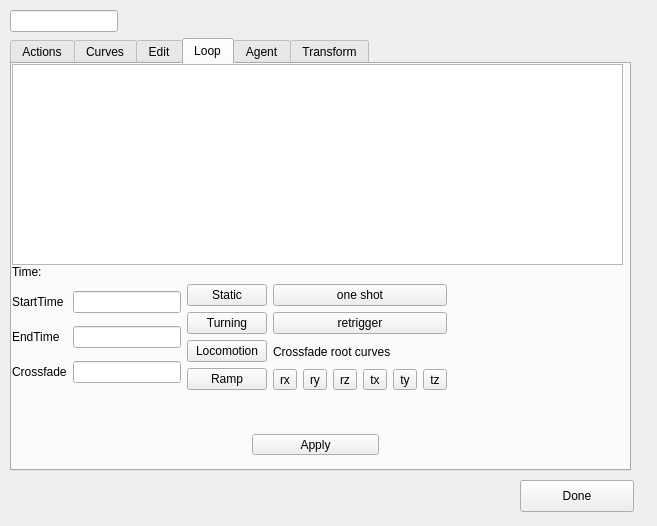
The window that gui/Animation/actioneditor.ui (difu/Brainiac) describes before a commit, drawn with Qt 5.
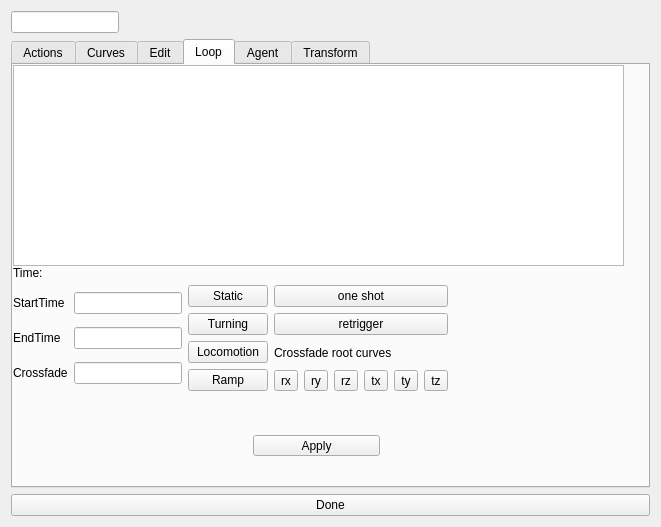
The same window after the commit.

Commit message: Initial implementation of latches, transition curve initial state machine in AnimationPlayer Curve selection and drawing in actioneditor/loopeditor

What changed in the file:
```diff
--- a/gui/Animation/actioneditor.ui
+++ b/gui/Animation/actioneditor.ui
@@ -6,8 +6,8 @@
    <rect>
     <x>0</x>
     <y>0</y>
-    <width>657</width>
-    <height>526</height>
+    <width>661</width>
+    <height>527</height>
    </rect>
   </property>
   <property name="sizePolicy">
@@ -16,21 +16,26 @@
     <verstretch>0</verstretch>
    </sizepolicy>
   </property>
+  <property name="minimumSize">
+   <size>
+    <width>661</width>
+    <height>527</height>
+   </size>
+  </property>
+  <property name="maximumSize">
+   <size>
+    <width>661</width>
+    <height>527</height>
+   </size>
+  </property>
   <property name="windowTitle">
    <string>Action Editor</string>
   </property>
   <property name="modal">
    <bool>false</bool>
   </property>
-  <widget class="QWidget" name="gridLayoutWidget">
-   <property name="geometry">
-    <rect>
-     <x>10</x>
-     <y>10</y>
-     <width>621</width>
-     <height>461</height>
-    </rect>
-   </property>
+  <layout class="QGridLayout" name="gridLayout_3">
+   <item row="0" column="0">
    <layout class="QGridLayout" name="gridLayout">
     <item row="0" column="0">
      <widget class="QLineEdit" name="lineEditAnimationName">
@@ -466,16 +471,9 @@
      </widget>
     </item>
    </layout>
-  </widget>
+   </item>
+   <item row="1" column="0">
   <widget class="QPushButton" name="pushButtonDone">
-   <property name="geometry">
-    <rect>
-     <x>520</x>
-     <y>480</y>
-     <width>114</width>
-     <height>32</height>
-    </rect>
-   </property>
    <property name="text">
     <string>Done</string>
    </property>
@@ -483,6 +481,8 @@
     <bool>false</bool>
    </property>
   </widget>
+   </item>
+  </layout>
  </widget>
  <resources/>
  <connections>
```
Lines whose indentation alone changed are shown as unchanged. The commit also changes 15 other files.
